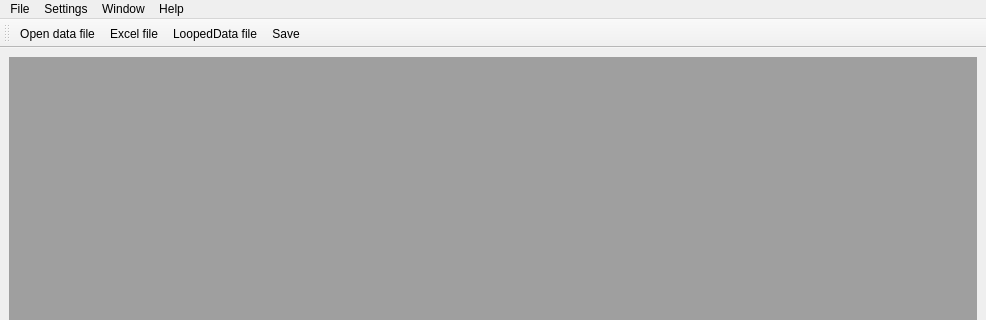
This is MyForm3.ui in sergiipanasenko/DataPlot as Qt 5 draws it before an edit; both pictures show x 0 to 986 and y 0 to 320 of the 986 by 654 pixel window. The edited form follows.
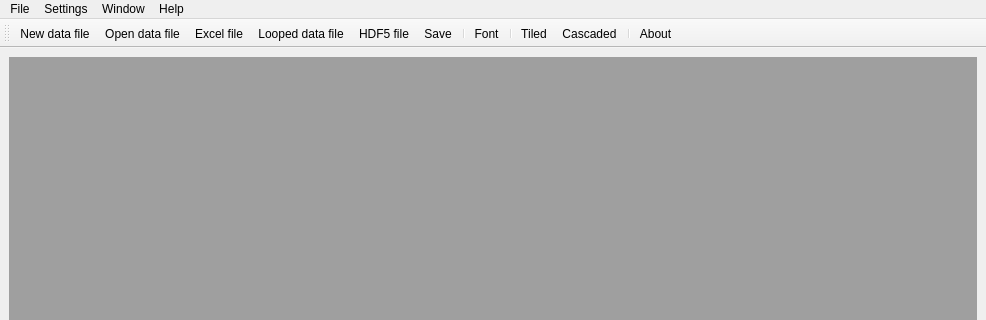
This is the edited form. The open tabs and pages were chosen to show the change. Icons and pictures are not drawn.

Commit message: Improving icon views and toolbar tuning.

Diff of the .ui file:
```diff
--- a/MyForm3.ui
+++ b/MyForm3.ui
@@ -1288,10 +1288,19 @@
    <attribute name="toolBarBreak">
     <bool>false</bool>
    </attribute>
+   <addaction name="actionNew"/>
    <addaction name="actionOpen"/>
    <addaction name="actionExcel_file"/>
    <addaction name="actionBinary_file"/>
+   <addaction name="action_HDF5_file"/>
    <addaction name="actionSave"/>
+   <addaction name="separator"/>
+   <addaction name="actionFont"/>
+   <addaction name="separator"/>
+   <addaction name="actionTiled"/>
+   <addaction name="actionCascaded"/>
+   <addaction name="separator"/>
+   <addaction name="actionAbout"/>
   </widget>
   <widget class="QMenuBar" name="menubar">
    <property name="geometry">
@@ -1428,7 +1437,7 @@
      <normaloff>Icons/binary-icon.png</normaloff>Icons/binary-icon.png</iconset>
    </property>
    <property name="text">
-    <string>&amp;LoopedData file...</string>
+    <string>&amp;Looped data file...</string>
    </property>
    <property name="toolTip">
     <string>Import Binary file</string>
@@ -1530,6 +1539,18 @@
     <string>Perstfic</string>
    </property>
   </action>
+  <action name="actionNew">
+   <property name="icon">
+    <iconset>
+     <normaloff>New_Icons/new.png</normaloff>New_Icons/new.png</iconset>
+   </property>
+   <property name="text">
+    <string>New data file...</string>
+   </property>
+   <property name="shortcut">
+    <string>Ctrl+N</string>
+   </property>
+  </action>
  </widget>
  <resources/>
  <connections/>
```
Left out of the diff: 45 changed lines with no effect on the pictures. The commit also changes 3 other files.
